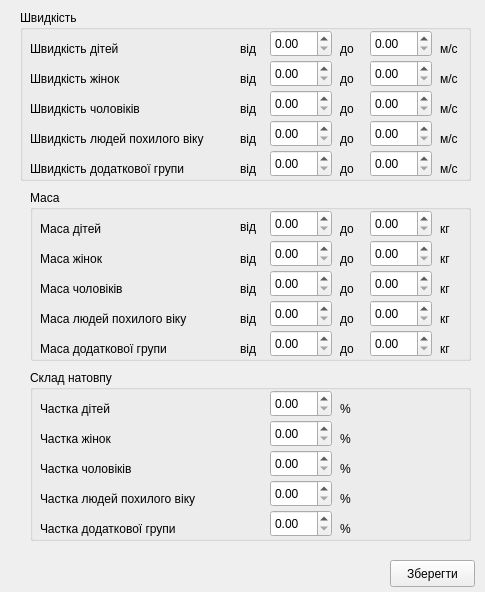
First picture: the form in crowdparameters.ui, repository mevv/crowd, before the edit.
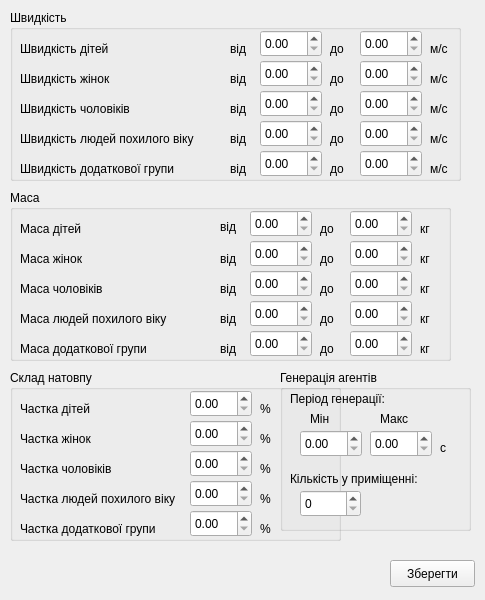
Second picture: the form after the edit.

The edit to the form file:
```diff
--- a/crowdparameters.ui
+++ b/crowdparameters.ui
@@ -7,16 +7,28 @@
     <x>0</x>
     <y>0</y>
     <width>485</width>
-    <height>592</height>
+    <height>600</height>
    </rect>
   </property>
+  <property name="minimumSize">
+   <size>
+    <width>485</width>
+    <height>600</height>
+   </size>
+  </property>
+  <property name="maximumSize">
+   <size>
+    <width>485</width>
+    <height>600</height>
+   </size>
+  </property>
   <property name="windowTitle">
    <string>Характеристики натовпу</string>
   </property>
   <widget class="QGroupBox" name="speed_groupBox">
    <property name="geometry">
     <rect>
-     <x>20</x>
+     <x>10</x>
      <y>10</y>
      <width>451</width>
      <height>171</height>
@@ -389,7 +401,7 @@
   <widget class="QGroupBox" name="mass_groupBox">
    <property name="geometry">
     <rect>
-     <x>30</x>
+     <x>10</x>
      <y>190</y>
      <width>441</width>
      <height>171</height>
@@ -762,9 +774,9 @@
   <widget class="QGroupBox" name="composition_groupBox">
    <property name="geometry">
     <rect>
-     <x>30</x>
+     <x>10</x>
      <y>370</y>
-     <width>441</width>
+     <width>331</width>
      <height>171</height>
     </rect>
    </property>
@@ -839,7 +851,7 @@
    <widget class="QDoubleSpinBox" name="men_part">
     <property name="geometry">
      <rect>
-      <x>240</x>
+      <x>180</x>
       <y>80</y>
       <width>62</width>
       <height>27</height>
@@ -849,7 +861,7 @@
    <widget class="QDoubleSpinBox" name="child_part">
     <property name="geometry">
      <rect>
-      <x>240</x>
+      <x>180</x>
       <y>20</y>
       <width>62</width>
       <height>27</height>
@@ -859,7 +871,7 @@
    <widget class="QDoubleSpinBox" name="other_part">
     <property name="geometry">
      <rect>
-      <x>240</x>
+      <x>180</x>
       <y>140</y>
       <width>62</width>
       <height>27</height>
@@ -869,7 +881,7 @@
    <widget class="QDoubleSpinBox" name="women_part">
     <property name="geometry">
      <rect>
-      <x>240</x>
+      <x>180</x>
       <y>50</y>
       <width>62</width>
       <height>27</height>
@@ -879,7 +891,7 @@
    <widget class="QDoubleSpinBox" name="old_part">
     <property name="geometry">
      <rect>
-      <x>240</x>
+      <x>180</x>
       <y>110</y>
       <width>62</width>
       <height>27</height>
@@ -889,7 +901,7 @@
    <widget class="QLabel" name="label_46">
     <property name="geometry">
      <rect>
-      <x>310</x>
+      <x>250</x>
       <y>30</y>
       <width>21</width>
       <height>17</height>
@@ -902,7 +914,7 @@
    <widget class="QLabel" name="label_47">
     <property name="geometry">
      <rect>
-      <x>310</x>
+      <x>250</x>
       <y>60</y>
       <width>21</width>
       <height>17</height>
@@ -915,7 +927,7 @@
    <widget class="QLabel" name="label_48">
     <property name="geometry">
      <rect>
-      <x>310</x>
+      <x>250</x>
       <y>90</y>
       <width>21</width>
       <height>17</height>
@@ -928,7 +940,7 @@
    <widget class="QLabel" name="label_49">
     <property name="geometry">
      <rect>
-      <x>310</x>
+      <x>250</x>
       <y>120</y>
       <width>21</width>
       <height>17</height>
@@ -941,7 +953,7 @@
    <widget class="QLabel" name="label_50">
     <property name="geometry">
      <rect>
-      <x>310</x>
+      <x>250</x>
       <y>150</y>
       <width>21</width>
       <height>17</height>
@@ -965,6 +977,123 @@
     <string>Зберегти</string>
    </property>
   </widget>
+  <widget class="QGroupBox" name="groupBox">
+   <property name="geometry">
+    <rect>
+     <x>280</x>
+     <y>370</y>
+     <width>191</width>
+     <height>161</height>
+    </rect>
+   </property>
+   <property name="title">
+    <string>Генерація агентів</string>
+   </property>
+   <widget class="QLabel" name="label_71">
+    <property name="geometry">
+     <rect>
+      <x>10</x>
+      <y>20</y>
+      <width>111</width>
+      <height>17</height>
+     </rect>
+    </property>
+    <property name="text">
+     <string>Період генерації:</string>
+    </property>
+   </widget>
+   <widget class="QDoubleSpinBox" name="minEntryPeriodDoubleSpinBox">
+    <property name="geometry">
+     <rect>
+      <x>20</x>
+      <y>60</y>
+      <width>62</width>
+      <height>27</height>
+     </rect>
+    </property>
+    <property name="maximum">
+     <double>1000.000000000000000</double>
+    </property>
+   </widget>
+   <widget class="QDoubleSpinBox" name="maxEntryPeriodDoubleSpinBox_2">
+    <property name="geometry">
+     <rect>
+      <x>90</x>
+      <y>60</y>
+      <width>62</width>
+      <height>27</height>
+     </rect>
+    </property>
+    <property name="maximum">
+     <double>1000.000000000000000</double>
+    </property>
+   </widget>
+   <widget class="QLabel" name="label_72">
+    <property name="geometry">
+     <rect>
+      <x>100</x>
+      <y>40</y>
+      <width>31</width>
+      <height>17</height>
+     </rect>
+    </property>
+    <property name="text">
+     <string>Макс</string>
+    </property>
+   </widget>
+   <widget class="QLabel" name="label_73">
+    <property name="geometry">
+     <rect>
+      <x>30</x>
+      <y>40</y>
+      <width>21</width>
+      <height>17</height>
+     </rect>
+    </property>
+    <property name="text">
+     <string>Мін</string>
+    </property>
+   </widget>
+   <widget class="QLabel" name="label_74">
+    <property name="geometry">
+     <rect>
+      <x>10</x>
+      <y>100</y>
+      <width>141</width>
+      <height>17</height>
+     </rect>
+    </property>
+    <property name="text">
+     <string>Кількість у приміщенні:</string>
+    </property>
+   </widget>
+   <widget class="QSpinBox" name="agentNumSpinBox">
+    <property name="geometry">
+     <rect>
+      <x>20</x>
+      <y>120</y>
+      <width>61</width>
+      <height>27</height>
+     </rect>
+    </property>
+    <property name="maximum">
+     <number>10000</number>
+    </property>
+   </widget>
+   <widget class="QLabel" name="label_75">
+    <property name="geometry">
+     <rect>
+      <x>160</x>
+      <y>70</y>
+      <width>16</width>
+      <height>16</height>
+     </rect>
+    </property>
+    <property name="text">
+     <string>с</string>
+    </property>
+   </widget>
+  </widget>
  </widget>
  <resources/>
  <connections/>
```
Left out of the diff: 19 changed lines with no effect on the pictures.
